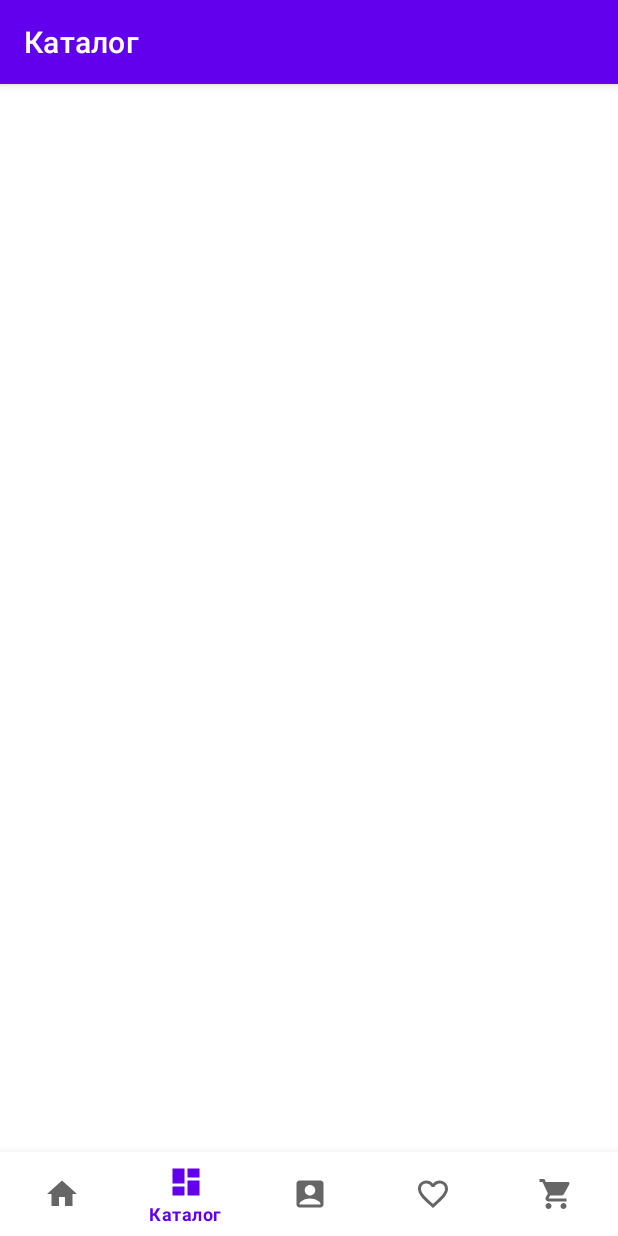
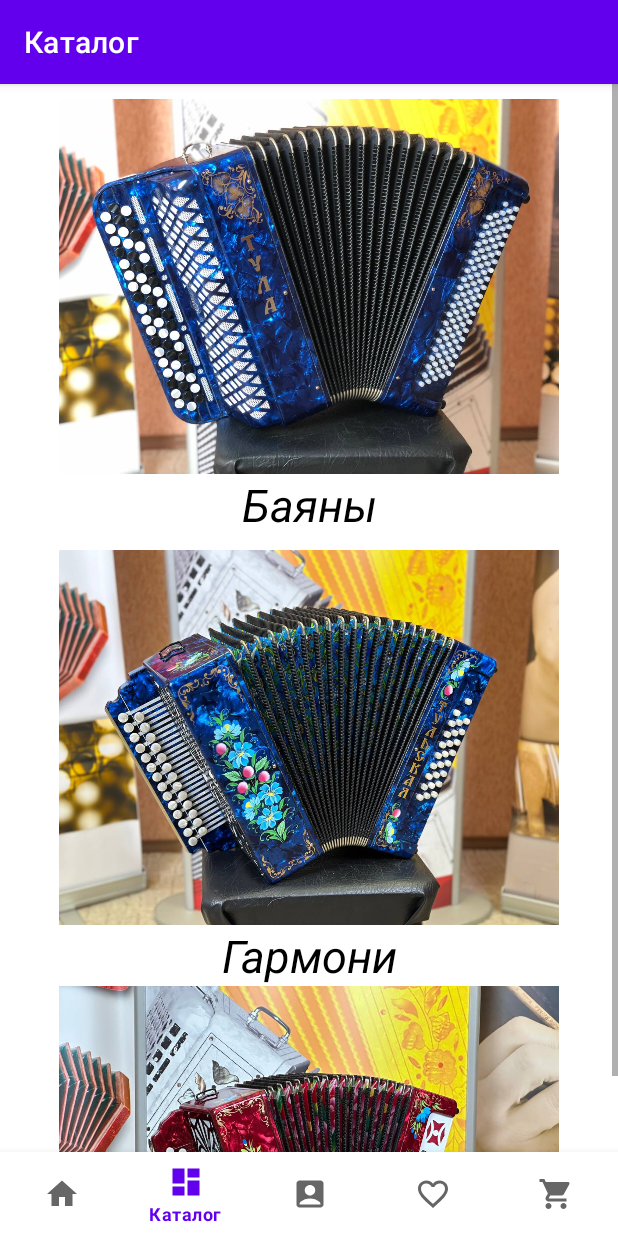
Before and after one commit to MrLacky123/HarmonicaTulaShop, an Android app: the CatalogFragment screen opened through its navigation route, on a phone screen of 412 x 824 dp. Run offline under Robolectric (Android 15) with nearby library versions, the phone set to English and light mode, and no system bars; our stand-ins replace navigation-ui.

Commit message:
catalog categories

```diff
--- a/app/src/main/res/layout/fragment_catalog.xml
+++ b/app/src/main/res/layout/fragment_catalog.xml
@@ -16,5 +16,90 @@
         tools:layout_editor_absoluteX="1dp"
         tools:layout_editor_absoluteY="1dp">
 
+        <LinearLayout
+            android:layout_width="match_parent"
+            android:layout_height="wrap_content"
+            android:orientation="vertical">
+
+            <LinearLayout
+                android:id="@+id/layoutBayan"
+                android:layout_width="match_parent"
+                android:layout_height="wrap_content"
+                android:background="?android:attr/selectableItemBackground"
+                android:clickable="true"
+                android:focusable="true"
+                android:orientation="vertical">
+
+                <ImageView
+                    android:id="@+id/bayanImage"
+                    android:layout_width="match_parent"
+                    android:layout_height="250dp"
+                    android:layout_marginTop="10dp"
+                    android:src="@drawable/bayan_1"
+                    android:contentDescription="@string/bayans" />
+
+                <TextView
+                    android:id="@+id/bayan"
+                    android:layout_width="match_parent"
+                    android:layout_height="wrap_content"
+                    android:gravity="center"
+                    android:text="@string/title_bayans"
+                    android:textColor="@color/black"
+                    android:textStyle="italic"
+                    android:textSize="30sp" />
+
+            </LinearLayout>
+
+            <LinearLayout
+                android:id="@+id/layout_harmonica"
+                android:layout_width="match_parent"
+                android:layout_height="wrap_content"
+                android:background="?android:attr/selectableItemBackground"
+                android:clickable="true"
+                android:focusable="true"
+                android:orientation="vertical">
+
+                <ImageView
+                    android:id="@+id/harmonicaImage"
+                    android:layout_width="match_parent"
+                    android:layout_height="250dp"
+                    android:layout_marginTop="10dp"
+                    android:src="@drawable/kulikovopole_1"
+                    android:contentDescription="@string/bayans" />
+
+                <TextView
+                    android:id="@+id/textView"
+                    android:layout_width="match_parent"
+                    android:layout_height="wrap_content"
+                    android:gravity="center"
+                    android:text="Гармони"
+                    android:textColor="@color/black"
+                    android:textStyle="italic"
+                    android:textSize="30sp" />
+
+            </LinearLayout>
+
+            <LinearLayout
+                android:layout_width="match_parent"
+                android:layout_height="match_parent"
+                android:orientation="vertical">
+
+                <ImageView
+                    android:id="@+id/imageView3"
+                    android:layout_width="match_parent"
+                    android:layout_height="250dp"
+                    android:src="@drawable/tulskaya301m" />
+
+                <TextView
+                    android:layout_width="match_parent"
+                    android:layout_height="wrap_content"
+                    android:gravity="center"
+                    android:text="Гармони"
+                    android:textColor="@color/black"
+                    android:textStyle="italic"
+                    android:textSize="30sp" />
+
+            </LinearLayout>
+        </LinearLayout>
     </ScrollView>
 </androidx.constraintlayout.widget.ConstraintLayout>
--- a/app/src/main/res/values/strings.xml
+++ b/app/src/main/res/values/strings.xml
@@ -18,4 +18,6 @@
     <string name="invalid_username">Not a valid username</string>
     <string name="invalid_password">Password must be >5 characters</string>
     <string name="login_failed">"Login failed"</string>
+    <string name="bayans">Bayans</string>
+    <string name="title_bayans">Баяны</string>
 </resources>
```
Also changed, not shown: app/src/main/res/drawable/tulskaya301m.jpg (added).
